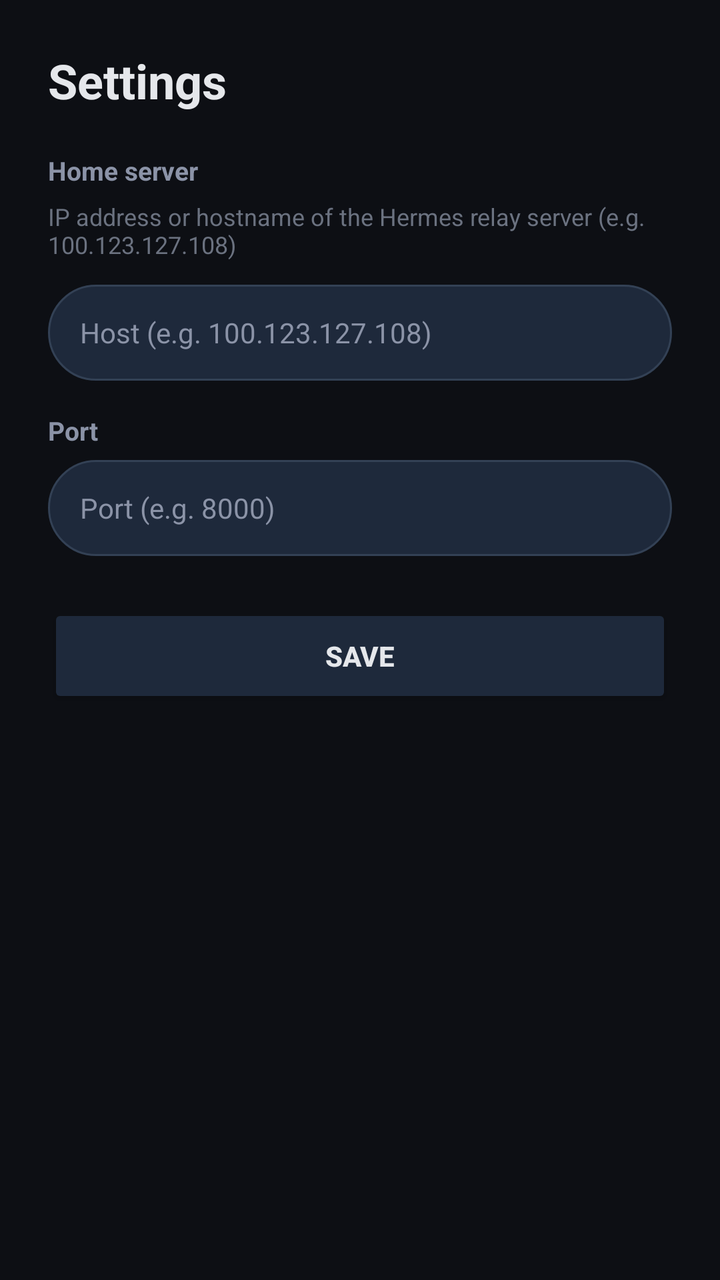
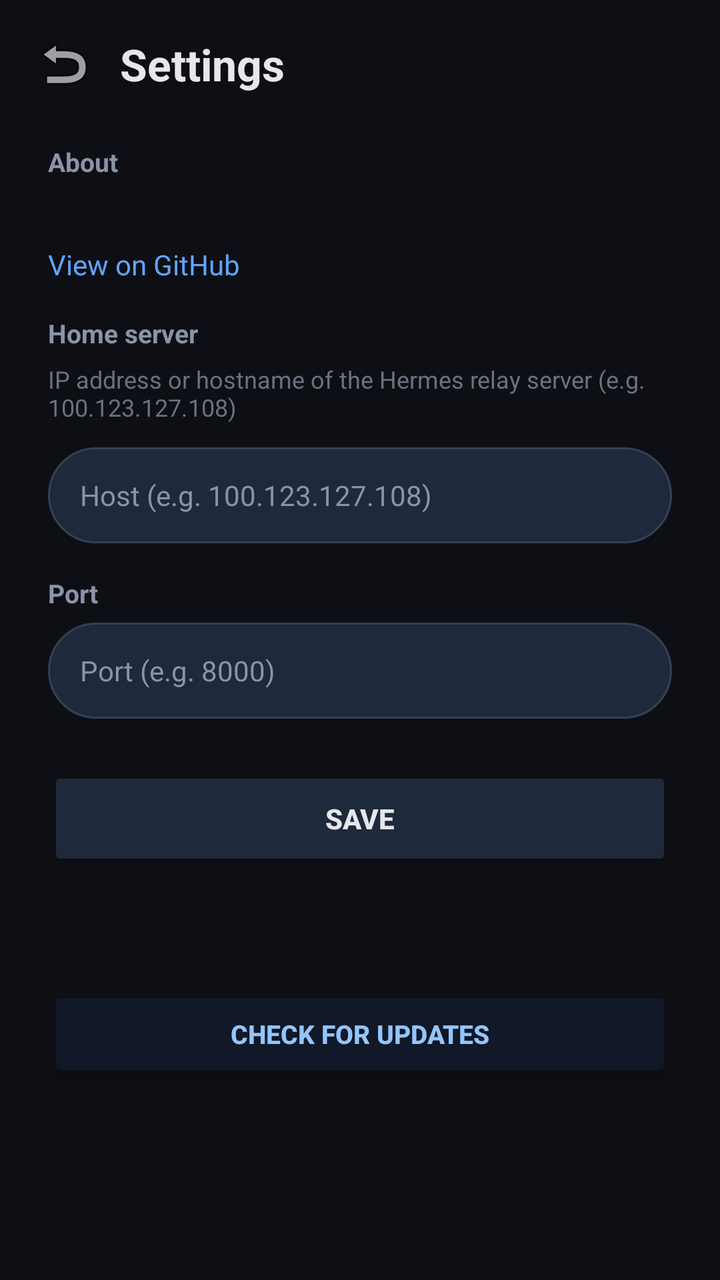

Compare the two renders of this Android layout. The source of the first and the diff that turns it into the second are given below.
<!-- AndroidManifest.xml: application theme Theme.HermesAssistant -->
<!-- res/layout/activity_settings.xml -->
<?xml version="1.0" encoding="utf-8"?>
<LinearLayout xmlns:android="http://schemas.android.com/apk/res/android"
    android:layout_width="match_parent"
    android:layout_height="match_parent"
    android:background="#0D0F14"
    android:orientation="vertical"
    android:padding="24dp">

    <TextView
        android:layout_width="match_parent"
        android:layout_height="wrap_content"
        android:paddingBottom="20dp"
        android:text="Settings"
        android:textColor="#E5E7EB"
        android:textSize="24sp"
        android:textStyle="bold" />

    <TextView
        android:layout_width="match_parent"
        android:layout_height="wrap_content"
        android:paddingBottom="6dp"
        android:text="Home server"
        android:textColor="#8B93A7"
        android:textSize="13sp"
        android:textStyle="bold" />

    <TextView
        android:layout_width="match_parent"
        android:layout_height="wrap_content"
        android:paddingBottom="12dp"
        android:text="IP address or hostname of the Hermes relay server (e.g. 100.123.127.108)"
        android:textColor="#6B7280"
        android:textSize="12sp" />

    <EditText
        android:id="@+id/settingsHostInput"
        android:layout_width="match_parent"
        android:layout_height="48dp"
        android:background="@drawable/text_input_background"
        android:hint="Host (e.g. 100.123.127.108)"
        android:inputType="text"
        android:maxLines="1"
        android:paddingStart="16dp"
        android:paddingEnd="16dp"
        android:textColor="#E5E7EB"
        android:textColorHint="#8B93A7"
        android:textSize="14sp" />

    <TextView
        android:layout_width="match_parent"
        android:layout_height="wrap_content"
        android:paddingTop="16dp"
        android:paddingBottom="6dp"
        android:text="Port"
        android:textColor="#8B93A7"
        android:textSize="13sp"
        android:textStyle="bold" />

    <EditText
        android:id="@+id/settingsPortInput"
        android:layout_width="match_parent"
        android:layout_height="48dp"
        android:background="@drawable/text_input_background"
        android:hint="Port (e.g. 8000)"
        android:inputType="number"
        android:maxLines="1"
        android:paddingStart="16dp"
        android:paddingEnd="16dp"
        android:textColor="#E5E7EB"
        android:textColorHint="#8B93A7"
        android:textSize="14sp" />

    <Button
        android:id="@+id/settingsSaveButton"
        android:layout_width="match_parent"
        android:layout_height="52dp"
        android:layout_marginTop="24dp"
        android:backgroundTint="#1E293B"
        android:text="SAVE"
        android:textColor="#E5E7EB"
        android:textSize="14sp"
        android:textStyle="bold" />

    <TextView
        android:id="@+id/settingsStatus"
        android:layout_width="match_parent"
        android:layout_height="wrap_content"
        android:layout_marginTop="16dp"
        android:gravity="center"
        android:textColor="#10B981"
        android:textSize="13sp" />

</LinearLayout>
<!-- resources referenced by this layout -->
<resources>
  <!-- drawable text_input_background (drawable) -->
  <?xml version="1.0" encoding="utf-8"?>
  <shape xmlns:android="http://schemas.android.com/apk/res/android"
      android:shape="rectangle">
      <solid android:color="#1E293B" />
      <corners android:radius="24dp" />
      <stroke
          android:width="1dp"
          android:color="#334155" />
  </shape>
  <style name="Theme.HermesAssistant" parent="Base.Theme.HermesAssistant">
          <item name="android:forceDarkAllowed" tools:targetApi="q">false</item>
      </style>
  <style name="Base.Theme.HermesAssistant" parent="Theme.Material3.DayNight.NoActionBar">
          <item name="android:windowBackground">@color/background_dark</item>
          <item name="android:statusBarColor">@color/background_dark</item>
          <item name="android:navigationBarColor">@color/background_dark</item>
          <item name="colorPrimary">@color/accent_blue</item>
          <item name="colorOnPrimary">@color/text_primary</item>
          <item name="colorSecondary">@color/accent_green</item>
          <item name="colorOnSecondary">@color/background_dark</item>
          <item name="android:windowLightStatusBar">false</item>
      </style>
  <color name="background_dark">#0D0F14</color>
  <color name="accent_blue">#3B82F6</color>
  <color name="text_primary">#E5E7EB</color>
  <color name="accent_green">#10B981</color>
</resources>

<!-- the commit's change to res/layout/activity_settings.xml (unified diff, before → after) -->
@@ -3,91 +3,167 @@
     android:layout_width="match_parent"
     android:layout_height="match_parent"
     android:background="#0D0F14"
-    android:orientation="vertical"
-    android:padding="24dp">
+    android:orientation="vertical">
 
-    <TextView
+    
+    <LinearLayout
         android:layout_width="match_parent"
         android:layout_height="wrap_content"
-        android:paddingBottom="20dp"
-        android:text="Settings"
-        android:textColor="#E5E7EB"
-        android:textSize="24sp"
-        android:textStyle="bold" />
+        android:gravity="center_vertical"
+        android:orientation="horizontal"
+        android:paddingTop="8dp"
+        android:paddingBottom="8dp">
 
-    <TextView
+        <ImageButton
+            android:id="@+id/settingsBackButton"
+            android:layout_width="48dp"
+            android:layout_height="48dp"
+            android:layout_marginStart="8dp"
+            android:background="?attr/selectableItemBackgroundBorderless"
+            android:contentDescription="Back"
+            android:src="@android:drawable/ic_menu_revert" />
+
+        <TextView
+            android:layout_width="wrap_content"
+            android:layout_height="wrap_content"
+            android:layout_marginStart="4dp"
+            android:text="Settings"
+            android:textColor="#E5E7EB"
+            android:textSize="22sp"
+            android:textStyle="bold" />
+    </LinearLayout>
+
+    <ScrollView
         android:layout_width="match_parent"
-        android:layout_height="wrap_content"
-        android:paddingBottom="6dp"
-        android:text="Home server"
-        android:textColor="#8B93A7"
-        android:textSize="13sp"
-        android:textStyle="bold" />
+        android:layout_height="0dp"
+        android:layout_weight="1"
+        android:fillViewport="true">
 
-    <TextView
-        android:layout_width="match_parent"
-        android:layout_height="wrap_content"
-        android:paddingBottom="12dp"
-        android:text="IP address or hostname of the Hermes relay server (e.g. 100.123.127.108)"
-        android:textColor="#6B7280"
-        android:textSize="12sp" />
+        <LinearLayout
+            android:layout_width="match_parent"
+            android:layout_height="wrap_content"
+            android:orientation="vertical"
+            android:paddingStart="24dp"
+            android:paddingEnd="24dp"
+            android:paddingBottom="24dp">
 
-    <EditText
-        android:id="@+id/settingsHostInput"
-        android:layout_width="match_parent"
-        android:layout_height="48dp"
-        android:background="@drawable/text_input_background"
-        android:hint="Host (e.g. 100.123.127.108)"
-        android:inputType="text"
-        android:maxLines="1"
-        android:paddingStart="16dp"
-        android:paddingEnd="16dp"
-        android:textColor="#E5E7EB"
-        android:textColorHint="#8B93A7"
-        android:textSize="14sp" />
+            
+            <TextView
+                android:layout_width="match_parent"
+                android:layout_height="wrap_content"
+                android:paddingTop="8dp"
+                android:paddingBottom="6dp"
+                android:text="About"
+                android:textColor="#8B93A7"
+                android:textSize="13sp"
+                android:textStyle="bold" />
 
-    <TextView
-        android:layout_width="match_parent"
-        android:layout_height="wrap_content"
-        android:paddingTop="16dp"
-        android:paddingBottom="6dp"
-        android:text="Port"
-        android:textColor="#8B93A7"
-        android:textSize="13sp"
-        android:textStyle="bold" />
+            <TextView
+                android:id="@+id/settingsVersionText"
+                android:layout_width="match_parent"
+                android:layout_height="wrap_content"
+                android:paddingBottom="4dp"
+                android:textColor="#E5E7EB"
+                android:textSize="14sp" />
 
-    <EditText
-        android:id="@+id/settingsPortInput"
-        android:layout_width="match_parent"
-        android:layout_height="48dp"
-        android:background="@drawable/text_input_background"
-        android:hint="Port (e.g. 8000)"
-        android:inputType="number"
-        android:maxLines="1"
-        android:paddingStart="16dp"
-        android:paddingEnd="16dp"
-        android:textColor="#E5E7EB"
-        android:textColorHint="#8B93A7"
-        android:textSize="14sp" />
+            <TextView
+                android:id="@+id/settingsGithubLink"
+                android:layout_width="match_parent"
+                android:layout_height="wrap_content"
+                android:paddingTop="4dp"
+                android:paddingBottom="16dp"
+                android:text="View on GitHub"
+                android:textColor="#60A5FA"
+                android:textSize="14sp" />
 
-    <Button
-        android:id="@+id/settingsSaveButton"
-        android:layout_width="match_parent"
-        android:layout_height="52dp"
-        android:layout_marginTop="24dp"
-        android:backgroundTint="#1E293B"
-        android:text="SAVE"
-        android:textColor="#E5E7EB"
-        android:textSize="14sp"
-        android:textStyle="bold" />
+            
+            <TextView
+                android:layout_width="match_parent"
+                android:layout_height="wrap_content"
+                android:paddingBottom="6dp"
+                android:text="Home server"
+                android:textColor="#8B93A7"
+                android:textSize="13sp"
+                android:textStyle="bold" />
 
-    <TextView
-        android:id="@+id/settingsStatus"
-        android:layout_width="match_parent"
-        android:layout_height="wrap_content"
-        android:layout_marginTop="16dp"
-        android:gravity="center"
-        android:textColor="#10B981"
-        android:textSize="13sp" />
+            <TextView
+                android:layout_width="match_parent"
+                android:layout_height="wrap_content"
+                android:paddingBottom="12dp"
+                android:text="IP address or hostname of the Hermes relay server (e.g. 100.123.127.108)"
+                android:textColor="#6B7280"
+                android:textSize="12sp" />
 
+            <EditText
+                android:id="@+id/settingsHostInput"
+                android:layout_width="match_parent"
+                android:layout_height="48dp"
+                android:background="@drawable/text_input_background"
+                android:hint="Host (e.g. 100.123.127.108)"
+                android:inputType="text"
+                android:maxLines="1"
+                android:paddingStart="16dp"
+                android:paddingEnd="16dp"
+                android:textColor="#E5E7EB"
+                android:textColorHint="#8B93A7"
+                android:textSize="14sp" />
+
+            <TextView
+                android:layout_width="match_parent"
+                android:layout_height="wrap_content"
+                android:paddingTop="16dp"
+                android:paddingBottom="6dp"
+                android:text="Port"
+                android:textColor="#8B93A7"
+                android:textSize="13sp"
+                android:textStyle="bold" />
+
+            <EditText
+                android:id="@+id/settingsPortInput"
+                android:layout_width="match_parent"
+                android:layout_height="48dp"
+                android:background="@drawable/text_input_background"
+                android:hint="Port (e.g. 8000)"
+                android:inputType="number"
+                android:maxLines="1"
+                android:paddingStart="16dp"
+                android:paddingEnd="16dp"
+                android:textColor="#E5E7EB"
+                android:textColorHint="#8B93A7"
+                android:textSize="14sp" />
+
+            <Button
+                android:id="@+id/settingsSaveButton"
+                android:layout_width="match_parent"
+                android:layout_height="52dp"
+                android:layout_marginTop="24dp"
+                android:backgroundTint="#1E293B"
+                android:text="SAVE"
+                android:textColor="#E5E7EB"
+                android:textSize="14sp"
+                android:textStyle="bold" />
+
+            <TextView
+                android:id="@+id/settingsStatus"
+                android:layout_width="match_parent"
+                android:layout_height="wrap_content"
+                android:layout_marginTop="16dp"
+                android:gravity="center"
+                android:textColor="#10B981"
+                android:textSize="13sp" />
+
+            
+            <Button
+                android:id="@+id/settingsCheckUpdateButton"
+                android:layout_width="match_parent"
+                android:layout_height="48dp"
+                android:layout_marginTop="24dp"
+                android:backgroundTint="#111827"
+                android:text="CHECK FOR UPDATES"
+                android:textColor="#93C5FD"
+                android:textSize="13sp"
+                android:textStyle="bold" />
+
+        </LinearLayout>
+    </ScrollView>
 </LinearLayout>
